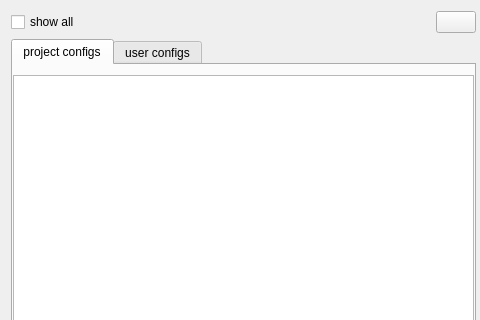
Before: the Qt Designer form ui/dialogs/measurementconfigurationdialog.ui in OpenIndy/OpenIndy, drawn with Qt 5; both pictures show x 0 to 480 and y 0 to 320 of the 957 by 848 pixel window.
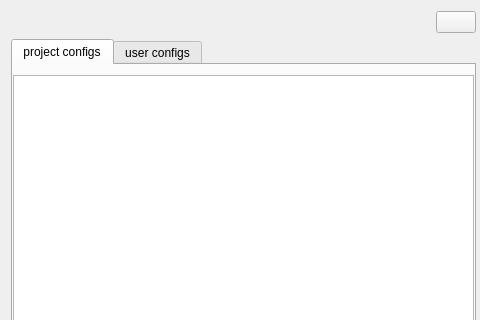
After: the same form once the commit is applied. Icons and pictures are not drawn.

Commit message: OI-948: remove obsolet "show all"

What changed in the file:
```diff
--- a/ui/dialogs/measurementconfigurationdialog.ui
+++ b/ui/dialogs/measurementconfigurationdialog.ui
@@ -62,16 +62,6 @@
       <layout class="QVBoxLayout" name="verticalLayout_5">
        <item>
         <layout class="QHBoxLayout" name="horizontalLayout_5">
-         <item>
-          <widget class="QCheckBox" name="checkBox_showAll">
-           <property name="toolTip">
-            <string>show project sensor configs</string>
-           </property>
-           <property name="text">
-            <string>show all</string>
-           </property>
-          </widget>
-         </item>
          <item>
           <spacer name="horizontalSpacer_2">
            <property name="orientation">
```
The commit also changes 2 other files.
